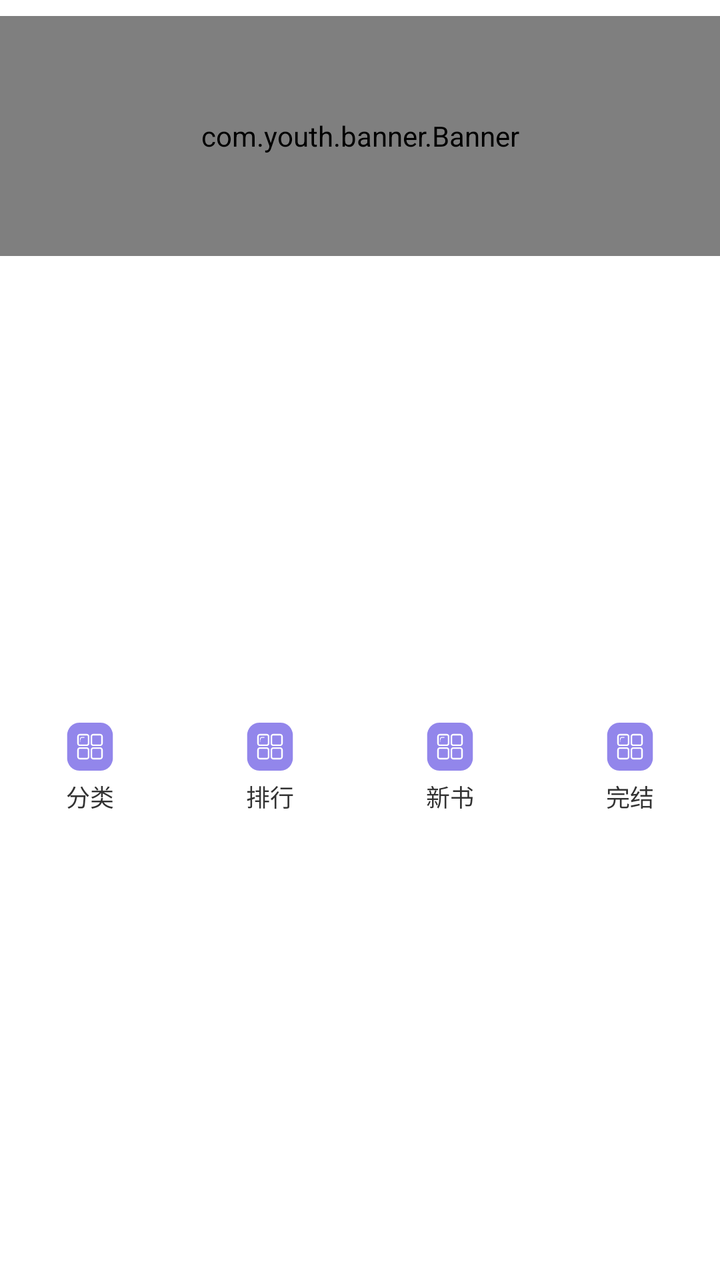
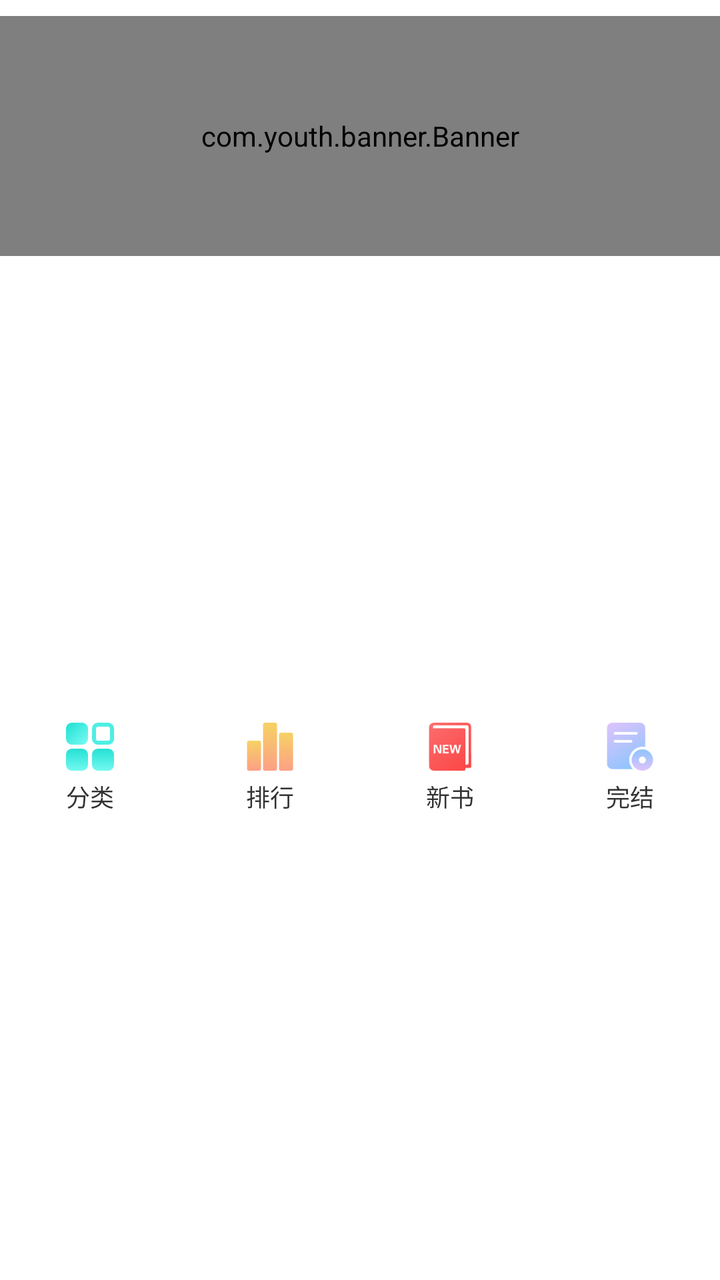

The first picture is an Android layout as it rendered before a commit; the second is the same layout after the commit. The layout source and the unified diff follow.
<!-- AndroidManifest.xml: application theme AppTheme -->
<!-- res/layout/layout_rv_head_sb_top.xml -->
<?xml version="1.0" encoding="utf-8"?>
<androidx.constraintlayout.widget.ConstraintLayout xmlns:android="http://schemas.android.com/apk/res/android"
    xmlns:app="http://schemas.android.com/apk/res-auto"
    android:layout_width="match_parent"
    android:layout_height="wrap_content"
    android:background="@color/white">

    <com.youth.banner.Banner
        android:id="@+id/banner_choiceness"
        android:layout_width="match_parent"
        android:layout_height="@dimen/dp_0"
        android:layout_marginTop="@dimen/dp_8"
        app:banner_default_image="@mipmap/banner_place_holder"
        app:indicator_drawable_selected="@color/col_yellow_f4ea2a"
        app:indicator_drawable_unselected="@color/white"
        app:indicator_height="@dimen/dp_4"
        app:indicator_margin="@dimen/dp_4"
        app:indicator_width="@dimen/dp_16"
        app:layout_constraintDimensionRatio="3:1"
        app:layout_constraintTop_toTopOf="parent" />

    <LinearLayout
        android:id="@+id/layout_asBtn_classify"
        android:layout_width="match_parent"
        android:layout_height="wrap_content"
        android:background="@color/white"
        app:layout_constraintBottom_toBottomOf="parent"
        app:layout_constraintTop_toBottomOf="@+id/banner_choiceness">

        <TextView
            android:id="@+id/tv_asBtn_classify"
            android:layout_width="0dp"
            android:layout_height="wrap_content"
            android:layout_gravity="center"
            android:layout_weight="1"
            android:background="?attr/selectableItemBackground"
            android:drawableTop="@drawable/ic_classify_24dp"
            android:drawablePadding="@dimen/dp_4"
            android:gravity="center_horizontal"
            android:padding="@dimen/dp_16"
            android:text="@string/txt_classify"
            android:textColor="@color/txt_black"
            android:textSize="@dimen/sp_12" />

        <TextView
            android:id="@+id/tv_asBtn_ranking"
            android:layout_width="0dp"
            android:layout_height="wrap_content"
            android:layout_gravity="center"
            android:layout_weight="1"
            android:background="?attr/selectableItemBackground"
            android:drawableTop="@drawable/ic_classify_24dp"
            android:drawablePadding="@dimen/dp_4"
            android:gravity="center_horizontal"
            android:padding="@dimen/dp_16"
            android:text="@string/txt_ranking"
            android:textColor="@color/txt_black"
            android:textSize="@dimen/sp_12" />

        <TextView
            android:id="@+id/tv_asBtn_new_book"
            android:layout_width="0dp"
            android:layout_height="wrap_content"
            android:layout_gravity="center"
            android:layout_weight="1"
            android:background="?attr/selectableItemBackground"
            android:drawableTop="@drawable/ic_classify_24dp"
            android:drawablePadding="@dimen/dp_4"
            android:gravity="center_horizontal"
            android:padding="@dimen/dp_16"
            android:text="@string/txt_new_book"
            android:textColor="@color/txt_black"
            android:textSize="@dimen/sp_12" />

        <TextView
            android:id="@+id/tv_asBtn_book_finished"
            android:layout_width="0dp"
            android:layout_height="wrap_content"
            android:layout_gravity="center"
            android:layout_weight="1"
            android:background="?attr/selectableItemBackground"
            android:drawableTop="@drawable/ic_classify_24dp"
            android:drawablePadding="@dimen/dp_4"
            android:gravity="center_horizontal"
            android:padding="@dimen/dp_16"
            android:text="@string/txt_end"
            android:textColor="@color/txt_black"
            android:textSize="@dimen/sp_12" />

    </LinearLayout>

</androidx.constraintlayout.widget.ConstraintLayout>
<!-- resources referenced by this layout -->
<resources>
  <color name="col_yellow_f4ea2a">#f4ea2a</color>
  <color name="txt_black">#333333</color>
  <dimen name="dp_0">0dp</dimen>
  <dimen name="dp_16">16dp</dimen>
  <dimen name="dp_4">4dp</dimen>
  <dimen name="dp_8">8dp</dimen>
  <dimen name="sp_12">12sp</dimen>
  <!-- drawable ic_classify_24dp: vector/xml drawable (drawable, 2471 chars, omitted) -->
  <!-- mipmap banner_place_holder: png bitmap (mipmap-xxhdpi, 7512 bytes) -->
  <string name="txt_classify">分类</string>
  <string name="txt_end">完结</string>
  <string name="txt_new_book">新书</string>
  <string name="txt_ranking">排行</string>
  <style name="AppTheme" parent="Theme.AppCompat.Light.NoActionBar">
          
          <item name="colorPrimary">@color/colorPrimary</item>
          <item name="colorPrimaryDark">@color/colorPrimaryDark</item>
          <item name="colorAccent">@color/colorAccent</item>
  
          <item name="android:colorControlActivated">#FD842A</item>
          <item name="android:colorControlNormal">#A4A4A4</item>
      </style>
  <color name="colorPrimary">#FDF9DD</color>
  <color name="colorPrimaryDark">#FDD34D</color>
  <color name="colorAccent">#FD842A</color>
</resources>

<!-- the commit's change to res/layout/layout_rv_head_sb_top.xml (unified diff, before → after) -->
@@ -34,7 +34,7 @@
             android:layout_gravity="center"
             android:layout_weight="1"
             android:background="?attr/selectableItemBackground"
-            android:drawableTop="@drawable/ic_classify_24dp"
+            android:drawableTop="@mipmap/icon_center_navi_classify"
             android:drawablePadding="@dimen/dp_4"
             android:gravity="center_horizontal"
             android:padding="@dimen/dp_16"
@@ -49,7 +49,7 @@
             android:layout_gravity="center"
             android:layout_weight="1"
             android:background="?attr/selectableItemBackground"
-            android:drawableTop="@drawable/ic_classify_24dp"
+            android:drawableTop="@mipmap/icon_center_navi_ranking"
             android:drawablePadding="@dimen/dp_4"
             android:gravity="center_horizontal"
             android:padding="@dimen/dp_16"
@@ -64,7 +64,7 @@
             android:layout_gravity="center"
             android:layout_weight="1"
             android:background="?attr/selectableItemBackground"
-            android:drawableTop="@drawable/ic_classify_24dp"
+            android:drawableTop="@mipmap/icon_center_navi_new_book"
             android:drawablePadding="@dimen/dp_4"
             android:gravity="center_horizontal"
             android:padding="@dimen/dp_16"
@@ -79,7 +79,7 @@
             android:layout_gravity="center"
             android:layout_weight="1"
             android:background="?attr/selectableItemBackground"
-            android:drawableTop="@drawable/ic_classify_24dp"
+            android:drawableTop="@mipmap/icon_center_navi_ending_book"
             android:drawablePadding="@dimen/dp_4"
             android:gravity="center_horizontal"
             android:padding="@dimen/dp_16"
<!-- resource entries referenced after the edit -->
@@ -7,8 +7,11 @@
   <dimen name="dp_4">4dp</dimen>
   <dimen name="dp_8">8dp</dimen>
   <dimen name="sp_12">12sp</dimen>
-  <!-- drawable ic_classify_24dp: vector/xml drawable (drawable, 2471 chars, omitted) -->
   <!-- mipmap banner_place_holder: png bitmap (mipmap-xxhdpi, 7512 bytes) -->
+  <!-- mipmap icon_center_navi_classify: png bitmap (mipmap-hdpi, 1389 bytes) -->
+  <!-- mipmap icon_center_navi_ending_book: png bitmap (mipmap-hdpi, 1165 bytes) -->
+  <!-- mipmap icon_center_navi_new_book: png bitmap (mipmap-hdpi, 1362 bytes) -->
+  <!-- mipmap icon_center_navi_ranking: png bitmap (mipmap-hdpi, 761 bytes) -->
   <string name="txt_classify">分类</string>
   <string name="txt_end">完结</string>
   <string name="txt_new_book">新书</string>
